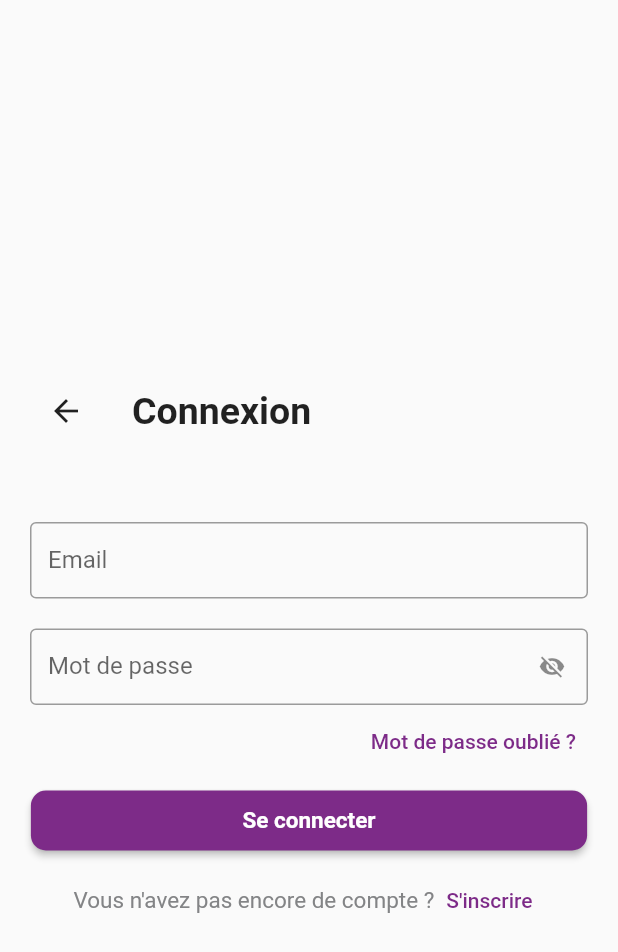
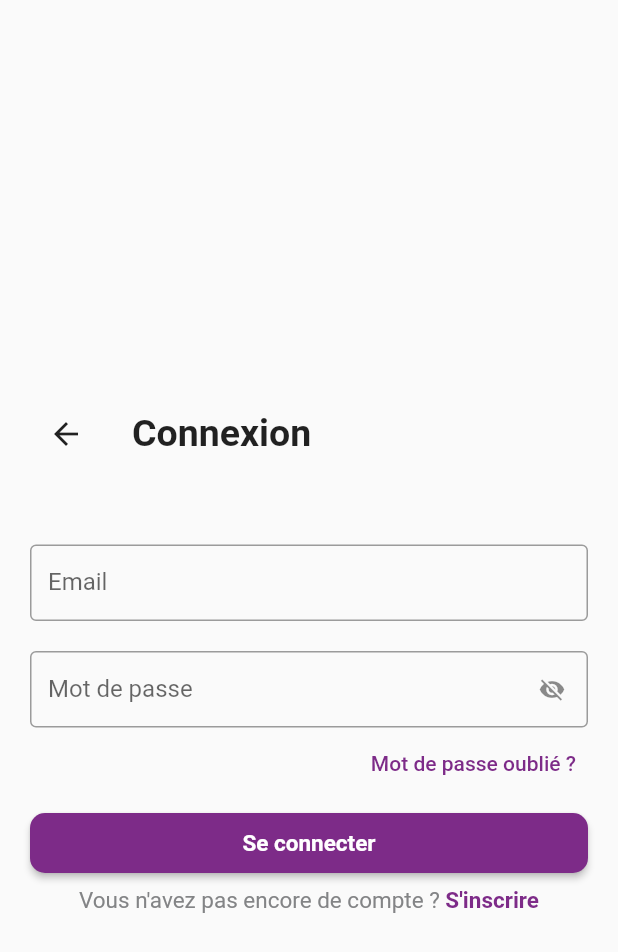
Before and after one commit to Ludosaure/Ludo-mobile, a Flutter app: the HomePage screen opened by its route, after a tap on "Se connecter", on a phone screen of 412 x 824 dp. Shown: the top 952 px of the screen. Run offline on Flutter 3.47's test engine with Material 2 defaults, Android fonts, the phone set to English and light mode, and no system bars; our stand-ins replace bloc, flutter_bloc, flutter_dotenv, form_field_validator, get_it, injectable and 2 more; accounts and stored records are empty; generated files the repository leaves out were written again; network calls fail.

Commit message:
login + register responsive basic

```diff
--- a/lib/app.dart
+++ b/lib/app.dart
@@ -5,7 +5,7 @@ import 'package:ludo_mobile/ui/router/app_router.dart';
 import 'package:responsive_framework/responsive_framework.dart';
 import 'package:shared_preferences/shared_preferences.dart';
 
-import 'custom_theme.dart';
+import 'utils/custom_theme.dart';
 
 class MyApp extends StatefulWidget {
   const MyApp({Key? key}) : super(key: key);
--- /dev/null
+++ b/lib/core/form_status.dart
@@ -0,0 +1,19 @@
+abstract class FormStatus {
+  const FormStatus();
+}
+
+class FormNotSent extends FormStatus {
+  const FormNotSent();
+}
+
+class FormSubmitting extends FormStatus {
+  const FormSubmitting();
+}
+
+class FormSubmissionFailed extends FormStatus {
+  const FormSubmissionFailed();
+}
+
+class FormSubmissionSuccessful extends FormStatus {
+  const FormSubmissionSuccessful();
+}
--- a/lib/domain/use_cases/login/login_bloc.dart
+++ b/lib/domain/use_cases/login/login_bloc.dart
@@ -1,6 +1,7 @@
 import 'package:bloc/bloc.dart';
 import 'package:injectable/injectable.dart';
 import 'package:ludo_mobile/core/exception.dart';
+import 'package:ludo_mobile/core/form_status.dart';
 import 'package:ludo_mobile/data/providers/authentication/login/login_request.dart';
 import 'package:ludo_mobile/data/repositories/authentication_repository.dart';
 import 'package:meta/meta.dart';
@@ -31,25 +32,15 @@ class LoginBloc extends Bloc<LoginEvent, LoginState> {
     try {
       await _authenticationRepository.login(req);
     } catch (exception) {
-      if(exception is LoginFailureException) {
-        emit(LoginFailure(message: exception.message));
+      if (exception is LoginFailureException) {
+        emit(state.copyWith(
+          status: const FormSubmissionFailed(),
+        ));
         return;
       }
-      //TODO gestion des erreurs
     }
-
-    // emit(state.copyWith(status: "LoginStatus.success"));
-    emit(LoginSuccess());
+    emit(state.copyWith(
+      status: const FormSubmissionSuccessful(),
+    ));
   }
-
-
 }
-
-class LoginFailure extends LoginState {
-  final String message;
-  LoginFailure({required this.message}) : super();
-}
-
-class LoginSuccess extends LoginState {
-  LoginSuccess() : super();
-}
--- a/lib/domain/use_cases/login/login_state.dart
+++ b/lib/domain/use_cases/login/login_state.dart
@@ -3,22 +3,18 @@ part of 'login_bloc.dart';
 class LoginState {
   final String email;
   final String password;
-  final String status;
-
-  // final FormStatus status;
+  final FormStatus status;
 
   LoginState({
     this.email = '',
     this.password = '',
-    this.status = '',
-    // this.status = const FormNotSent(), // TODO
+    this.status = const FormNotSent(),
   });
 
   LoginState copyWith({
     String? email,
     String? password,
-    // FormStatus? status,
-    String? status,
+    FormStatus? status,
   }) {
     return LoginState(
       email: email ?? this.email,
--- a/lib/ui/pages/landing_page.dart
+++ b/lib/ui/pages/landing_page.dart
@@ -1,4 +1,5 @@
 import 'package:flutter/material.dart';
+import 'package:ludo_mobile/utils/app_dimensions.dart';
 import 'package:responsive_framework/responsive_value.dart';
 import 'package:responsive_framework/responsive_wrapper.dart';
 
@@ -72,8 +73,8 @@ class LandingPage extends StatelessWidget {
               Navigator.pushNamed(context, '/login');
             },
             style: ElevatedButton.styleFrom(
-              maximumSize: const Size(400, 40),
-              minimumSize: const Size(400, 40),
+              maximumSize: AppDimensions.largeButtonSize,
+              minimumSize: AppDimensions.largeButtonSize,
               shape: RoundedRectangleBorder(
                 borderRadius: BorderRadius.circular(10.0),
               ),
@@ -90,8 +91,8 @@ class LandingPage extends StatelessWidget {
               Navigator.pushNamed(context, '/register');
             },
             style: ElevatedButton.styleFrom(
-              maximumSize: const Size(400, 40),
-              minimumSize: const Size(400, 40),
+              maximumSize: AppDimensions.largeButtonSize,
+              minimumSize: AppDimensions.largeButtonSize,
               shape: RoundedRectangleBorder(
                 borderRadius: BorderRadius.circular(10.0),
               ),
@@ -108,8 +109,8 @@ class LandingPage extends StatelessWidget {
             },
             style: TextButton.styleFrom(
               alignment: Alignment.centerRight,
-              minimumSize: const Size(400, 40),
-              maximumSize: const Size(400, 40),
+              minimumSize: AppDimensions.largeButtonSize,
+              maximumSize: AppDimensions.largeButtonSize,
             ),
             child: Text(
               'Continuer sans compte',
--- a/lib/ui/pages/login_page.dart
+++ b/lib/ui/pages/login_page.dart
@@ -1,7 +1,10 @@
+import 'package:flutter/gestures.dart';
 import 'package:flutter/material.dart';
 import 'package:flutter_bloc/flutter_bloc.dart';
 import 'package:form_field_validator/form_field_validator.dart';
+import 'package:ludo_mobile/core/form_status.dart';
 import 'package:ludo_mobile/domain/use_cases/login/login_bloc.dart';
+import 'package:ludo_mobile/utils/app_dimensions.dart';
 
 class LoginPage extends StatefulWidget {
   const LoginPage({Key? key}) : super(key: key);
@@ -19,6 +22,7 @@ class _LoginPageState extends State<LoginPage> {
   Widget build(BuildContext context) {
     return Scaffold(
       body: SafeArea(
+        child: Center(
           child: Padding(
             padding: const EdgeInsets.symmetric(horizontal: 20),
             child: Column(
@@ -37,14 +41,18 @@ class _LoginPageState extends State<LoginPage> {
                     height: 50,
                   ),
                 ),
-              _loginForm(),
+                SizedBox(
+                  width: AppDimensions.formWidth,
+                  child: _loginForm(),
+                ),
                 const Flexible(
                   child: SizedBox(
                     height: 5,
                   ),
                 ),
-              _registerRow(context),
+                _registerText(context),
               ],
+            ),
           ),
         ),
       ),
@@ -56,7 +64,8 @@ class _LoginPageState extends State<LoginPage> {
       key: _formKey,
       child: Column(children: [
         TextFormField(
-          validator: RequiredValidator(errorText: "Veuillez saisir votre email"),
+          validator:
+              RequiredValidator(errorText: "Veuillez saisir votre email"),
           decoration: const InputDecoration(
             isDense: true,
             border: OutlineInputBorder(),
@@ -70,7 +79,8 @@ class _LoginPageState extends State<LoginPage> {
           height: 20,
         ),
         TextFormField(
-          validator: RequiredValidator(errorText: "Veuillez saisir votre mot de passe"),
+          validator: RequiredValidator(
+              errorText: "Veuillez saisir votre mot de passe"),
           decoration: InputDecoration(
             isDense: true,
             border: const OutlineInputBorder(),
@@ -108,26 +118,29 @@ class _LoginPageState extends State<LoginPage> {
         ),
         BlocConsumer<LoginBloc, LoginState>(
           listener: (context, state) {
-            //ou state.status == "success"
-            //ou state.status == LoginSuccess
-            if(state is LoginSuccess) {
+            if (state.status is FormSubmissionSuccessful) {
               Navigator.pushNamed(context, '/home');
-            } else if (state is LoginFailure) {
-              ScaffoldMessenger.of(context).showSnackBar(SnackBar(
+            } else if (state.status is FormSubmissionFailed) {
+              ScaffoldMessenger.of(context).showSnackBar(
+                SnackBar(
                   content: const Text("Erreur d'authentification"),
                   backgroundColor: Theme.of(context).errorColor,
-              ));
+                ),
+              );
             }
           },
           builder: (context, state) {
-            return ElevatedButton(
+            return state.status is FormSubmitting
+                ? const CircularProgressIndicator()
+                : ElevatedButton(
                     onPressed: () {
                       if (_formKey.currentState!.validate()) {
                         context.read<LoginBloc>().add(const LoginSubmitEvent());
                       }
                     },
                     style: ElevatedButton.styleFrom(
-                minimumSize: Size(MediaQuery.of(context).size.width * 0.9, 40),
+                      minimumSize: AppDimensions.largeButtonSize,
+                      maximumSize: AppDimensions.largeButtonSize,
                       shape: RoundedRectangleBorder(
                         borderRadius: BorderRadius.circular(10.0),
                       ),
@@ -171,26 +184,29 @@ class _LoginPageState extends State<LoginPage> {
     );
   }
 
-  Widget _registerRow(BuildContext context) {
-    return Row(
-      mainAxisAlignment: MainAxisAlignment.center,
-      children: [
-        const Text(
-          "Vous n'avez pas encore de compte ?",
-          style: TextStyle(
+  Widget _registerText(BuildContext context) {
+    return RichText(
+      text: TextSpan(
+        text: "Vous n'avez pas encore de compte ? ",
+        style: const TextStyle(
           fontSize: 15,
           color: Color(0xFF838486),
         ),
+        children: <TextSpan>[
+          TextSpan(
+            text: "S'inscrire",
+            style: TextStyle(
+              fontSize: 15,
+              fontWeight: FontWeight.bold,
+              color: Theme.of(context).colorScheme.primary,
             ),
-        TextButton(
-          onPressed: () {
+            recognizer: TapGestureRecognizer()
+              ..onTap = () {
                 Navigator.pushNamed(context, '/register');
               },
-          child: const Text(
-            "S'inscrire",
-          ),
           ),
         ],
+      ),
     );
   }
 }
--- a/lib/ui/pages/register_page.dart
+++ b/lib/ui/pages/register_page.dart
@@ -1,5 +1,6 @@
 import 'package:flutter/gestures.dart';
 import 'package:flutter/material.dart';
+import 'package:ludo_mobile/utils/app_dimensions.dart';
 
 class RegisterPage extends StatelessWidget {
   const RegisterPage({Key? key}) : super(key: key);
@@ -8,11 +9,12 @@ class RegisterPage extends StatelessWidget {
   Widget build(BuildContext context) {
     return Scaffold(
       body: SafeArea(
-        child: Padding(
+        child: Center(
+          child: SizedBox(
+            width: AppDimensions.formWidth,
+            child: ListView(
               padding: const EdgeInsets.symmetric(horizontal: 20),
-          child: ListView(
               scrollDirection: Axis.vertical,
-
               children: [
                 const Flexible(
                   child: SizedBox(
@@ -164,11 +166,8 @@ class RegisterPage extends StatelessWidget {
                 ElevatedButton(
                   onPressed: () {},
                   style: ElevatedButton.styleFrom(
-                  //size of screen
-                  minimumSize: Size(
-                    MediaQuery.of(context).size.width,
-                    40,
-                  ),
+                    minimumSize: AppDimensions.largeButtonSize,
+                    maximumSize: AppDimensions.largeButtonSize,
                     shape: RoundedRectangleBorder(
                       borderRadius: BorderRadius.circular(10),
                     ),
@@ -205,6 +204,7 @@ class RegisterPage extends StatelessWidget {
             ),
           ),
         ),
+      ),
     );
   }
 }
--- /dev/null
+++ b/lib/utils/app_dimensions.dart
@@ -0,0 +1,6 @@
+import 'package:flutter/material.dart';
+
+class AppDimensions {
+  static Size largeButtonSize = const Size(400, 40);
+  static double formWidth = 400.00;
+}
--- a/lib/custom_theme.dart
+++ b/lib/utils/custom_theme.dart
@@ -16,6 +16,7 @@ class CustomTheme {
       900: Color.fromRGBO(125, 43, 136, 1),
     },
   );
+
   static MaterialColor primaryLight = MaterialColor(
     const Color.fromRGBO(164, 106, 171, 1).value,
     const <int, Color>{
```
Lines whose indentation alone changed are shown as unchanged.
